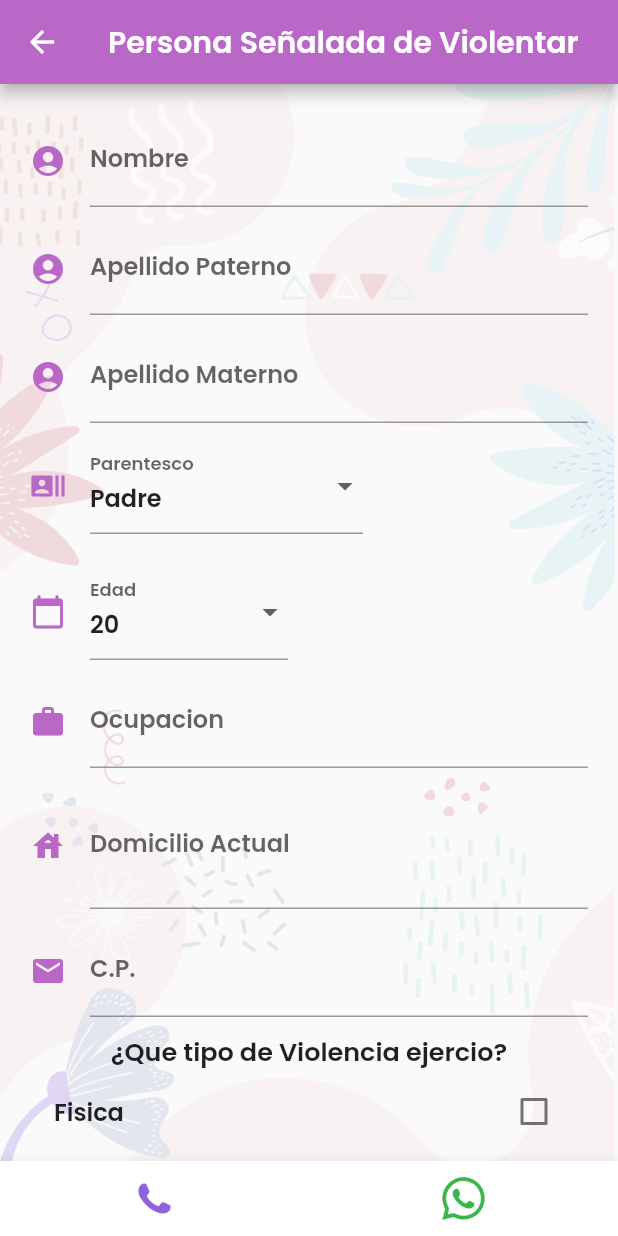
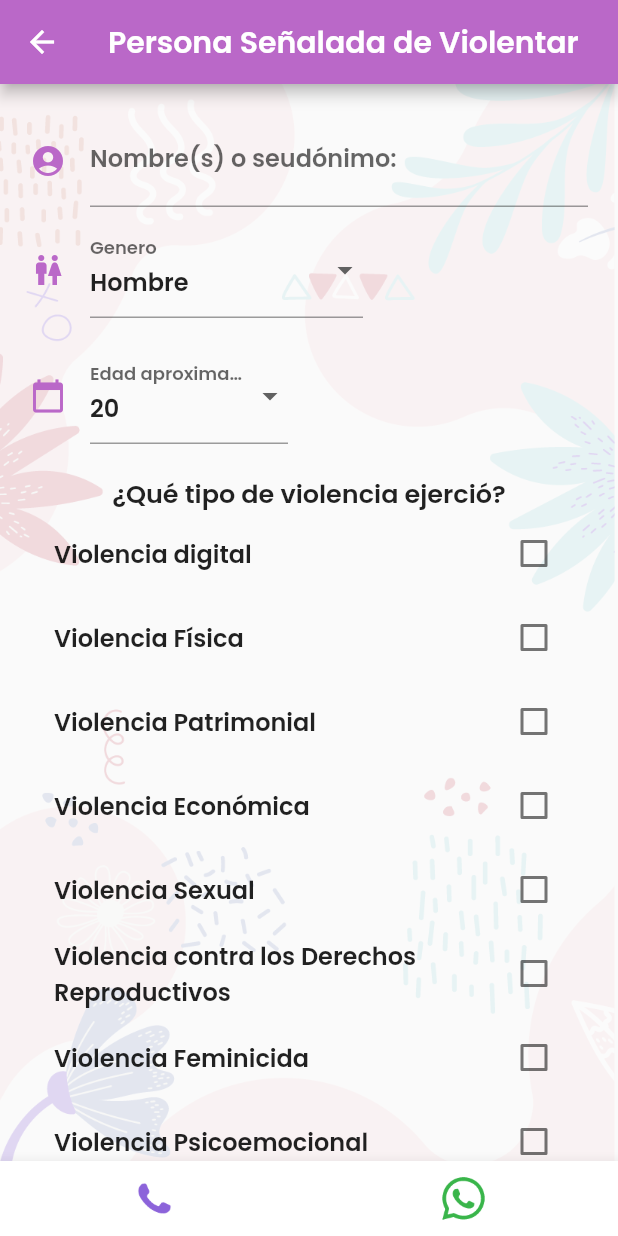
Before and after one commit to aletscst/violencia-cero-mp-app, a Flutter app: the DenunciadoPage screen opened by its route, on a phone screen of 412 x 824 dp. Run offline on Flutter 3.47's test engine with Material 2 defaults, Android fonts, the phone set to English and light mode, and no system bars; our stand-ins replace google_maps_flutter, shared_preferences; missing offline and left inert: checkbox_formfield; accounts and stored records are empty.

Commit message:
ultimos cambios

```diff
--- a/lib/src/models/report_model.dart
+++ b/lib/src/models/report_model.dart
@@ -37,8 +37,8 @@ class Report {
 }
 
 class Denunciado {
-  Denunciado({
-    this.nombres = '',
+  Denunciado(
+      {this.nombres = '',
       this.apellidoPaterno = '',
       this.apellidoMaterno = '',
       this.parentesco = '',
@@ -47,7 +47,7 @@ class Denunciado {
       this.domicilio = '',
       this.codigoPostal = '',
       this.tipoViolencia = '',
-  });
+      this.genero = ''});
 
   String nombres;
   String apellidoPaterno;
@@ -58,6 +58,7 @@ class Denunciado {
   String domicilio;
   String codigoPostal;
   String tipoViolencia;
+  String genero;
 
   factory Denunciado.fromJson(Map<String, dynamic> json) => Denunciado(
         nombres: json["nombres"],
@@ -69,6 +70,7 @@ class Denunciado {
         domicilio: json["domicilio"],
         codigoPostal: json["codigoPostal"],
         tipoViolencia: json["tipoViolencia"],
+        genero: json["genero"],
       );
 
   Map<String, dynamic> toJson() => {
@@ -81,6 +83,7 @@ class Denunciado {
         "domicilio": domicilio,
         "codigoPostal": codigoPostal,
         "tipoViolencia": tipoViolencia,
+        "genero": genero,
       };
 }
 
--- a/lib/src/pages/denuncia/denunciado_page.dart
+++ b/lib/src/pages/denuncia/denunciado_page.dart
@@ -12,6 +12,7 @@ class DenunciadoPage extends StatefulWidget {
 
 class _DenunciadoPageState extends State<DenunciadoPage> {
   final formKey = GlobalKey<FormState>();
+  String _genderOpc = '';
 
   final Report _report = new Report();
   final denunciado = new Denunciado();
@@ -59,22 +60,26 @@ class _DenunciadoPageState extends State<DenunciadoPage> {
             SizedBox(height: 10.0),
             _name(),
             SizedBox(height: 10.0),
-            _lastNameP(),
+            _gender(),
             SizedBox(height: 10.0),
-            _lastNameM(),
+            _specificGender(),
             SizedBox(height: 10.0),
-            _relationship(),
-            SizedBox(height: 10.0),
-            _specificRelationship(),
-            SizedBox(height: 10.0),
+            //_lastNameP(),
+            //SizedBox(height: 10.0),
+            //_lastNameM(),
+            //SizedBox(height: 10.0),
+            //_relationship(),
+            //SizedBox(height: 10.0),
+            //_specificRelationship(),
+            //SizedBox(height: 10.0),
             _age(),
-            SizedBox(height: 10.0),
-            _employment(),
-            SizedBox(height: 10.0),
-            _adress(),
-            SizedBox(height: 10.0),
-            _cp(),
-            SizedBox(height: 10.0),
+            SizedBox(height: 20.0),
+            //_employment(),
+            //SizedBox(height: 10.0),
+            //_adress(),
+            //SizedBox(height: 10.0),
+            //_cp(),
+            //SizedBox(height: 10.0),
             _violenceType(),
             SizedBox(height: 20.0),
             _registerButton(),
@@ -90,7 +95,7 @@ class _DenunciadoPageState extends State<DenunciadoPage> {
       child: TextFormField(
         initialValue: denunciado.nombres,
         decoration: InputDecoration(
-          labelText: 'Nombre',
+          labelText: 'Nombre(s) o seudónimo:',
           icon: Icon(
             Icons.account_circle,
             color: Colors.purple[300],
@@ -189,7 +194,7 @@ class _DenunciadoPageState extends State<DenunciadoPage> {
       child: DropdownButtonFormField(
         value: denunciado.edad.toString(),
         decoration: InputDecoration(
-          labelText: 'Edad',
+          labelText: 'Edad aproximada',
           icon: Icon(
             Icons.calendar_today,
             color: Colors.purple[300],
@@ -270,71 +275,185 @@ class _DenunciadoPageState extends State<DenunciadoPage> {
     );
   }
 
+  Widget _gender() {
+    return Container(
+      padding: EdgeInsets.only(right: 150.0),
+      child: DropdownButtonFormField(
+        value: 'Hombre',
+        decoration: InputDecoration(
+          labelText: 'Genero',
+          icon: Icon(
+            Icons.wc,
+            color: Colors.purple[300],
+          ),
+        ),
+        items: ['Mujer', 'Hombre', 'Otro']
+            .map((gender) => DropdownMenuItem(
+                  child: Text(gender),
+                  value: gender,
+                ))
+            .toList(),
+        onChanged: (value) {
+          if (value != 'Otro') {
+            denunciado.genero = value;
+          }
+          setState(() {
+            _genderOpc = value;
+          });
+        },
+      ),
+    );
+  }
+
+  Widget _specificGender() {
+    return Visibility(
+      visible: _genderOpc == 'Otro',
+      child: TextFormField(
+        initialValue: denunciado.genero,
+        decoration: InputDecoration(
+          labelText: 'Especifique Genero',
+          icon: Icon(
+            Icons.wc,
+            color: Colors.purple[300],
+          ),
+        ),
+        validator: (value) => value.length < 3 ? 'Campo Obligatorio' : null,
+        onSaved: (value) => denunciado.genero = value,
+      ),
+    );
+  }
+
   Widget _violenceType() {
     return Container(
       child: Column(
         children: <Widget>[
           Text(
-            '¿Que tipo de Violencia ejercio?',
+            '¿Qué tipo de violencia ejerció?',
             style: TextStyle(fontSize: 17.0),
           ),
           CheckboxListTile(
-            title: Text('Fisica'),
-            value: _violenceSelect.contains('Fisica'),
+            title: Text('Violencia digital'),
+            value: _violenceSelect.contains('Violencia digital'),
             onChanged: (select) {
               setState(() {
                 if (select)
-                  _violenceSelect.add('Fisica');
+                  _violenceSelect.add('Violencia digital');
                 else
-                  _violenceSelect.remove('Fisica');
+                  _violenceSelect.remove('Violencia digital');
               });
             },
           ),
           CheckboxListTile(
-            title: Text('Sexual'),
-            value: _violenceSelect.contains('Sexual'),
+            title: Text('Violencia Física'),
+            value: _violenceSelect.contains('Violencia Física'),
             onChanged: (select) {
               setState(() {
                 if (select)
-                  _violenceSelect.add('Sexual');
+                  _violenceSelect.add('Violencia Física');
                 else
-                  _violenceSelect.remove('Sexual');
+                  _violenceSelect.remove('Violencia Física');
               });
             },
           ),
           CheckboxListTile(
-            title: Text('Verbal'),
-            value: _violenceSelect.contains('Verbal'),
+            title: Text('Violencia Patrimonial'),
+            value: _violenceSelect.contains('Violencia Patrimonial'),
             onChanged: (select) {
               setState(() {
                 if (select)
-                  _violenceSelect.add('Verbal');
+                  _violenceSelect.add('Violencia Patrimonial');
                 else
-                  _violenceSelect.remove('Verbal');
+                  _violenceSelect.remove('Violencia Patrimonial');
               });
             },
           ),
           CheckboxListTile(
-            title: Text('Psicologica'),
-            value: _violenceSelect.contains('Psicologica'),
+            title: Text('Violencia Económica'),
+            value: _violenceSelect.contains('Violencia Económica'),
             onChanged: (select) {
               setState(() {
                 if (select)
-                  _violenceSelect.add('Psicologica');
+                  _violenceSelect.add('Violencia Económica');
                 else
-                  _violenceSelect.remove('Psicologica');
+                  _violenceSelect.remove('Violencia Económica');
               });
             },
           ),
           CheckboxListTile(
-            title: Text('Familiar'),
-            value: _violenceSelect.contains('Familiar'),
+            title: Text('Violencia Sexual'),
+            value: _violenceSelect.contains('Violencia Sexual'),
             onChanged: (select) {
               setState(() {
                 if (select)
-                  _violenceSelect.add('Familiar');
+                  _violenceSelect.add('Violencia Sexual');
                 else
-                  _violenceSelect.remove('Familiar');
+                  _violenceSelect.remove('Violencia Sexual');
+              });
+            },
+          ),
+          CheckboxListTile(
+            title: Text('Violencia contra los Derechos Reproductivos'),
+            value: _violenceSelect
+                .contains('Violencia contra los Derechos Reproductivos'),
+            onChanged: (select) {
+              setState(() {
+                if (select)
+                  _violenceSelect
+                      .add('Violencia contra los Derechos Reproductivos');
+                else
+                  _violenceSelect
+                      .remove('Violencia contra los Derechos Reproductivos');
+              });
+            },
+          ),
+          CheckboxListTile(
+            title: Text('Violencia Feminicida'),
+            value: _violenceSelect.contains('Violencia Feminicida'),
+            onChanged: (select) {
+              setState(() {
+                if (select)
+                  _violenceSelect.add('Violencia Feminicida');
+                else
+                  _violenceSelect.remove('Violencia Feminicida');
+              });
+            },
+          ),
+          CheckboxListTile(
+            title: Text('Violencia Psicoemocional'),
+            value: _violenceSelect.contains('Violencia Psicoemocional'),
+            onChanged: (select) {
+              setState(() {
+                if (select)
+                  _violenceSelect.add('Violencia Psicoemocional');
+                else
+                  _violenceSelect.remove('Violencia Psicoemocional');
+              });
+            },
+          ),
+          CheckboxListTile(
+            title: Text('Violencia Simbólica'),
+            value: _violenceSelect.contains('Violencia Simbólica'),
+            onChanged: (select) {
+              setState(() {
+                if (select)
+                  _violenceSelect.add('Violencia Simbólica');
+                else
+                  _violenceSelect.remove('Violencia Simbólica');
+              });
+            },
+          ),
+          CheckboxListTile(
+            title: Text('Violencia en la Gestación, Parto o Lactancia'),
+            value: _violenceSelect
+                .contains('Violencia en la Gestación, Parto o Lactancia'),
+            onChanged: (select) {
+              setState(() {
+                if (select)
+                  _violenceSelect
+                      .add('Violencia en la Gestación, Parto o Lactancia');
+                else
+                  _violenceSelect
+                      .remove('Violencia en la Gestación, Parto o Lactancia');
               });
             },
           ),
--- a/lib/src/pages/denuncia/report_page.dart
+++ b/lib/src/pages/denuncia/report_page.dart
@@ -59,8 +59,8 @@ class _ReportPageState extends State<ReportPage> {
             SizedBox(height: 10.0),
             _problem(),
             SizedBox(height: 10.0),
-            _help(),
-            SizedBox(height: 20.0),
+            //_help(),
+            //SizedBox(height: 20.0),
             _registerButton(),
             SizedBox(height: 20.0),
           ],
@@ -167,7 +167,7 @@ class _ReportPageState extends State<ReportPage> {
     resp.then((response) {
       if (response.status) {
         final DataSuccess success = new DataSuccess(
-            message: 'Denuncia Enviada\n Nos comunicaremos contigo pronto',
+            message: 'Información Enviada\n Nos comunicaremos contigo pronto',
             route1: 'inicio',
             route2: 'home');
         Navigator.pushReplacementNamed(context, 'success', arguments: success);
--- a/lib/src/pages/login_page.dart
+++ b/lib/src/pages/login_page.dart
@@ -74,11 +74,11 @@ class _LoginPageState extends State<LoginPage> {
             ),
             SizedBox(height: 30.0),
             Text(
-              'Login',
+              'Iniciar sesión',
               style: TextStyle(fontSize: 30.0, color: Colors.purple[300]),
             ),
             Text(
-              'Para levantar una denuncia por favor inicia sesion',
+              'Para poder asesorarte por favor inicia sesión',
               style: TextStyle(color: Colors.grey),
             ),
             SizedBox(height: 50.0),
--- a/lib/src/pages/new_desing/info_violencia_page.dart
+++ b/lib/src/pages/new_desing/info_violencia_page.dart
@@ -119,7 +119,7 @@ class InfoViolenciaPage extends StatelessWidget {
     return RaisedButton(
       child: Container(
         child: Text(
-          'Denuncia Digital',
+          'INFORMATE',
           style: TextStyle(fontSize: 20.0),
         ),
       ),
--- a/lib/src/pages/new_desing/inicio_page.dart
+++ b/lib/src/pages/new_desing/inicio_page.dart
@@ -120,7 +120,7 @@ class InicioPage extends StatelessWidget {
     return RaisedButton(
       child: Container(
         child: Text(
-          'DENUNCIA',
+          'INFORMATE',
           style: TextStyle(fontSize: 20.0),
         ),
       ),
--- a/lib/src/utils/variables_utils.dart
+++ b/lib/src/utils/variables_utils.dart
@@ -99,7 +99,7 @@ final BottomAppBar phoneBar = BottomAppBar(
           icon: Image(
             image: AssetImage('assets/icons/tel.png'),
           ),
-          onPressed: () => launch('tel:5558623494'),
+          onPressed: () => launch('tel:5543236808'),
         ),
         IconButton(
           icon: Image(
@@ -107,14 +107,14 @@ final BottomAppBar phoneBar = BottomAppBar(
           ),
           onPressed: () async {
             if (Platform.isIOS) {
-              final whatsappUrl = 'whatsapp://wa.me/525543236768';
+              final whatsappUrl = 'whatsapp://wa.me/5543236808';
               await canLaunch(whatsappUrl)
                   ? launch(whatsappUrl)
                   : print(
                       "open whatsapp app link or do a snackbar with notification that there is no whatsapp installed");
             } else {
               final whatsappUrl =
-                  'whatsapp://send?text=Hola&phone=+525543236768&abid=+525543236768';
+                  'whatsapp://send?text=Hola&phone=+525543236808&abid=+525543236808';
               await canLaunch(whatsappUrl)
                   ? launch(whatsappUrl)
                   : print(
```
Also changed, not shown: lib/src/pages/denuncia/solicitante_page.dart (+19 -28 lines), lib/src/pages/new_desing/directorio_page.dart (+18 -16 lines), lib/src/pages/register_page.dart (+12 -19 lines), assets/images/violencia-simbolica.png. Lines whose indentation alone changed are shown as unchanged.
